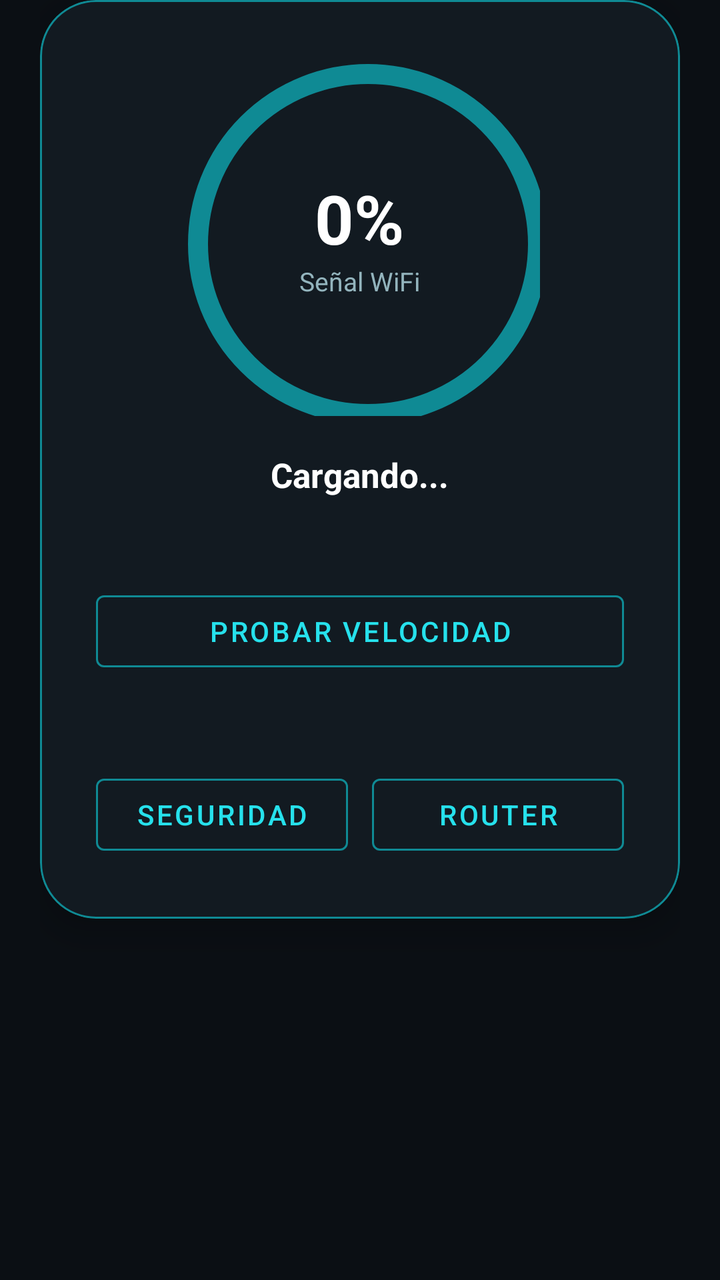
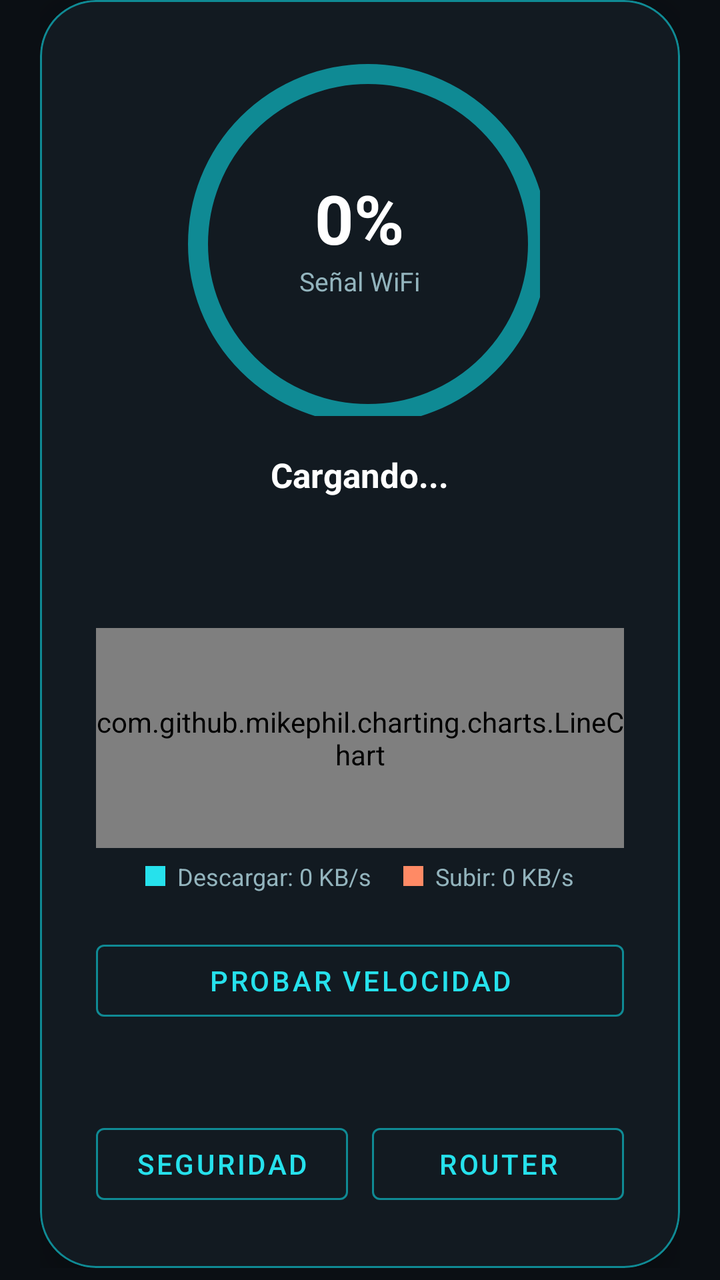

Compare the two renders of this Android layout. The source of the first and the diff that turns it into the second are given below.
<!-- AndroidManifest.xml: application theme Theme.AnalizerMeow -->
<!-- res/layout/fragment_home.xml -->
<?xml version="1.0" encoding="utf-8"?>
<androidx.core.widget.NestedScrollView
    xmlns:android="http://schemas.android.com/apk/res/android"
    xmlns:app="http://schemas.android.com/apk/res-auto"
    android:layout_width="match_parent"
    android:layout_height="match_parent"
    android:fillViewport="true">

    <LinearLayout
        android:layout_width="match_parent"
        android:layout_height="wrap_content"
        android:orientation="vertical"
        android:paddingHorizontal="20dp"
        android:paddingBottom="24dp">

        <com.google.android.material.card.MaterialCardView
            android:layout_width="match_parent"
            android:layout_height="wrap_content"
            app:cardBackgroundColor="@color/meow_surface"
            app:cardCornerRadius="28dp"
            app:cardElevation="10dp"
            app:strokeColor="@color/meow_accent_dim"
            app:strokeWidth="1dp">

            <LinearLayout
                android:layout_width="match_parent"
                android:layout_height="wrap_content"
                android:orientation="vertical"
                android:gravity="center"
                android:padding="28dp">

                <FrameLayout
                    android:layout_width="180dp"
                    android:layout_height="180dp">

                    <com.google.android.material.progressindicator.CircularProgressIndicator
                        android:id="@+id/signal_gauge"
                        android:layout_width="match_parent"
                        android:layout_height="match_parent"
                        android:indeterminate="false"
                        android:max="100"
                        android:progress="0"
                        app:indicatorColor="@color/meow_accent"
                        app:indicatorSize="180dp"
                        app:trackColor="@color/meow_accent_dim"
                        app:trackThickness="10dp" />

                    <LinearLayout
                        android:layout_width="wrap_content"
                        android:layout_height="wrap_content"
                        android:layout_gravity="center"
                        android:orientation="vertical"
                        android:gravity="center">

                        <TextView
                            android:id="@+id/signal_percent"
                            android:layout_width="wrap_content"
                            android:layout_height="wrap_content"
                            android:text="0%"
                            android:textColor="@color/meow_text_primary"
                            android:textSize="34sp"
                            android:textStyle="bold" />

                        <TextView
                            android:layout_width="wrap_content"
                            android:layout_height="wrap_content"
                            android:text="Señal WiFi"
                            android:textColor="@color/meow_text_secondary"
                            android:textSize="13sp" />
                    </LinearLayout>
                </FrameLayout>

                <TextView
                    android:id="@+id/home_ssid"
                    android:layout_width="wrap_content"
                    android:layout_height="wrap_content"
                    android:layout_marginTop="18dp"
                    android:text="Cargando..."
                    android:textColor="@color/meow_text_primary"
                    android:textSize="17sp"
                    android:textStyle="bold" />

                <TextView
                    android:id="@+id/home_detail"
                    android:layout_width="wrap_content"
                    android:layout_height="wrap_content"
                    android:layout_marginTop="4dp"
                    android:text=""
                    android:textColor="@color/meow_text_secondary"
                    android:textSize="14sp" />

                <com.google.android.material.button.MaterialButton
                    android:id="@+id/btn_speed_test"
                    style="?attr/materialButtonOutlinedStyle"
                    android:layout_width="match_parent"
                    android:layout_height="wrap_content"
                    android:layout_marginTop="20dp"
                    android:text="Probar velocidad"
                    android:textColor="@color/meow_accent"
                    app:strokeColor="@color/meow_accent_dim" />

                <TextView
                    android:id="@+id/speed_result"
                    android:layout_width="match_parent"
                    android:layout_height="wrap_content"
                    android:layout_marginTop="10dp"
                    android:gravity="center"
                    android:text=""
                    android:textColor="@color/meow_text_secondary"
                    android:textSize="13sp" />

                <LinearLayout
                    android:layout_width="match_parent"
                    android:layout_height="wrap_content"
                    android:layout_marginTop="16dp"
                    android:orientation="horizontal">

                    <com.google.android.material.button.MaterialButton
                        android:id="@+id/btn_go_security"
                        style="?attr/materialButtonOutlinedStyle"
                        android:layout_width="0dp"
                        android:layout_height="wrap_content"
                        android:layout_marginEnd="6dp"
                        android:layout_weight="1"
                        android:text="Seguridad"
                        android:textColor="@color/meow_accent"
                        app:strokeColor="@color/meow_accent_dim" />

                    <com.google.android.material.button.MaterialButton
                        android:id="@+id/btn_router_config"
                        style="?attr/materialButtonOutlinedStyle"
                        android:layout_width="0dp"
                        android:layout_height="wrap_content"
                        android:layout_marginStart="6dp"
                        android:layout_weight="1"
                        android:text="Router"
                        android:textColor="@color/meow_accent"
                        app:strokeColor="@color/meow_accent_dim" />
                </LinearLayout>

            </LinearLayout>
        </com.google.android.material.card.MaterialCardView>

    </LinearLayout>
</androidx.core.widget.NestedScrollView>
<!-- resources referenced by this layout -->
<resources>
  <color name="meow_accent">#26E1EC</color>
  <color name="meow_accent_dim">#0F8A94</color>
  <color name="meow_surface">#121A21</color>
  <color name="meow_text_primary">#FFFFFF</color>
  <color name="meow_text_secondary">#93B4BD</color>
  <style name="Theme.AnalizerMeow" parent="Theme.MaterialComponents.DayNight.NoActionBar">
          <item name="colorPrimary">@color/meow_accent</item>
          <item name="colorPrimaryVariant">@color/meow_accent_dim</item>
          <item name="colorSecondary">@color/meow_accent</item>
          <item name="colorSecondaryVariant">@color/meow_accent_dim</item>
          <item name="colorSurface">@color/meow_surface</item>
          <item name="colorOnSurface">@color/meow_text_primary</item>
          <item name="android:windowBackground">@color/meow_background</item>
          <item name="android:statusBarColor">@color/meow_header</item>
      </style>
  <color name="meow_background">#0B0F14</color>
  <color name="meow_header">#0E3A42</color>
</resources>

<!-- the commit's change to res/layout/fragment_home.xml (unified diff, before → after) -->
@@ -89,6 +89,60 @@
                     android:textColor="@color/meow_text_secondary"
                     android:textSize="14sp" />
 
+                <TextView
+                    android:id="@+id/home_signal_advice"
+                    android:layout_width="match_parent"
+                    android:layout_height="wrap_content"
+                    android:layout_marginTop="10dp"
+                    android:gravity="center"
+                    android:text=""
+                    android:textColor="@color/meow_text_secondary"
+                    android:textSize="12sp"
+                    android:textStyle="italic" />
+
+                <com.github.mikephil.charting.charts.LineChart
+                    android:id="@+id/traffic_chart"
+                    android:layout_width="match_parent"
+                    android:layout_height="110dp"
+                    android:layout_marginTop="16dp" />
+
+                <LinearLayout
+                    android:layout_width="wrap_content"
+                    android:layout_height="wrap_content"
+                    android:layout_marginTop="6dp"
+                    android:gravity="center_vertical"
+                    android:orientation="horizontal">
+
+                    <View
+                        android:layout_width="10dp"
+                        android:layout_height="10dp"
+                        android:layout_marginEnd="6dp"
+                        android:background="@color/meow_accent" />
+
+                    <TextView
+                        android:id="@+id/traffic_download_label"
+                        android:layout_width="wrap_content"
+                        android:layout_height="wrap_content"
+                        android:layout_marginEnd="16dp"
+                        android:text="Descargar: 0 KB/s"
+                        android:textColor="@color/meow_text_secondary"
+                        android:textSize="12sp" />
+
+                    <View
+                        android:layout_width="10dp"
+                        android:layout_height="10dp"
+                        android:layout_marginEnd="6dp"
+                        android:background="@color/meow_upload" />
+
+                    <TextView
+                        android:id="@+id/traffic_upload_label"
+                        android:layout_width="wrap_content"
+                        android:layout_height="wrap_content"
+                        android:text="Subir: 0 KB/s"
+                        android:textColor="@color/meow_text_secondary"
+                        android:textSize="12sp" />
+                </LinearLayout>
+
                 <com.google.android.material.button.MaterialButton
                     android:id="@+id/btn_speed_test"
                     style="?attr/materialButtonOutlinedStyle"
<!-- resource entries referenced after the edit -->
@@ -5,6 +5,7 @@
   <color name="meow_surface">#121A21</color>
   <color name="meow_text_primary">#FFFFFF</color>
   <color name="meow_text_secondary">#93B4BD</color>
+  <color name="meow_upload">#FF8A65</color>
   <style name="Theme.AnalizerMeow" parent="Theme.MaterialComponents.DayNight.NoActionBar">
           <item name="colorPrimary">@color/meow_accent</item>
           <item name="colorPrimaryVariant">@color/meow_accent_dim</item>
